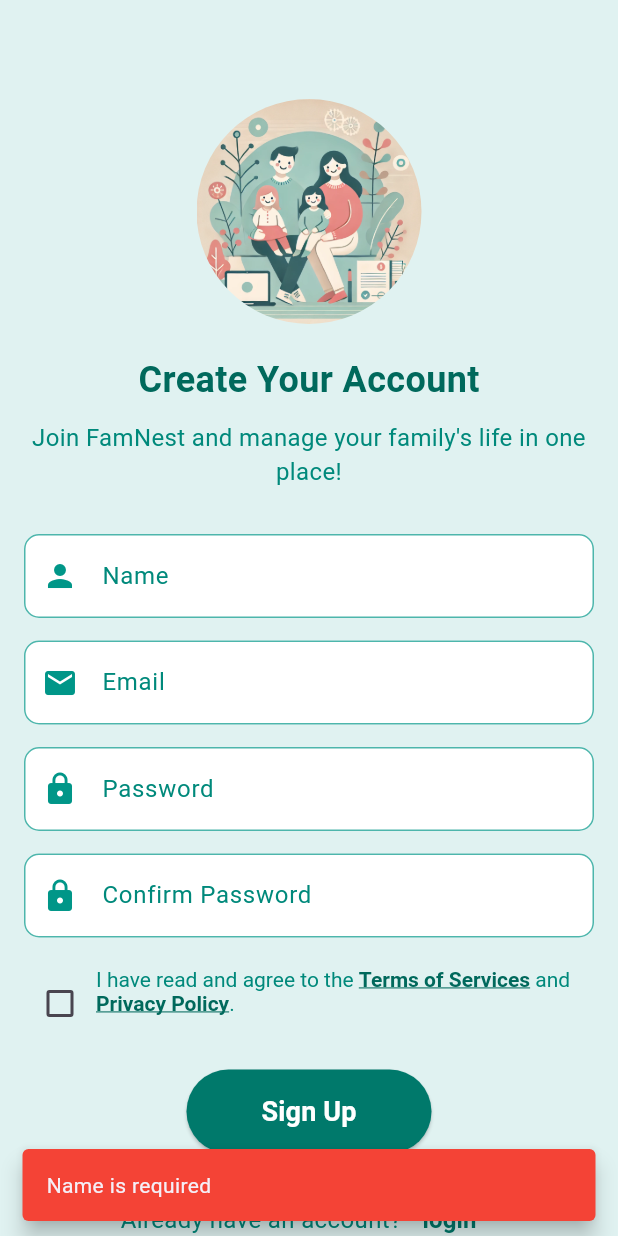
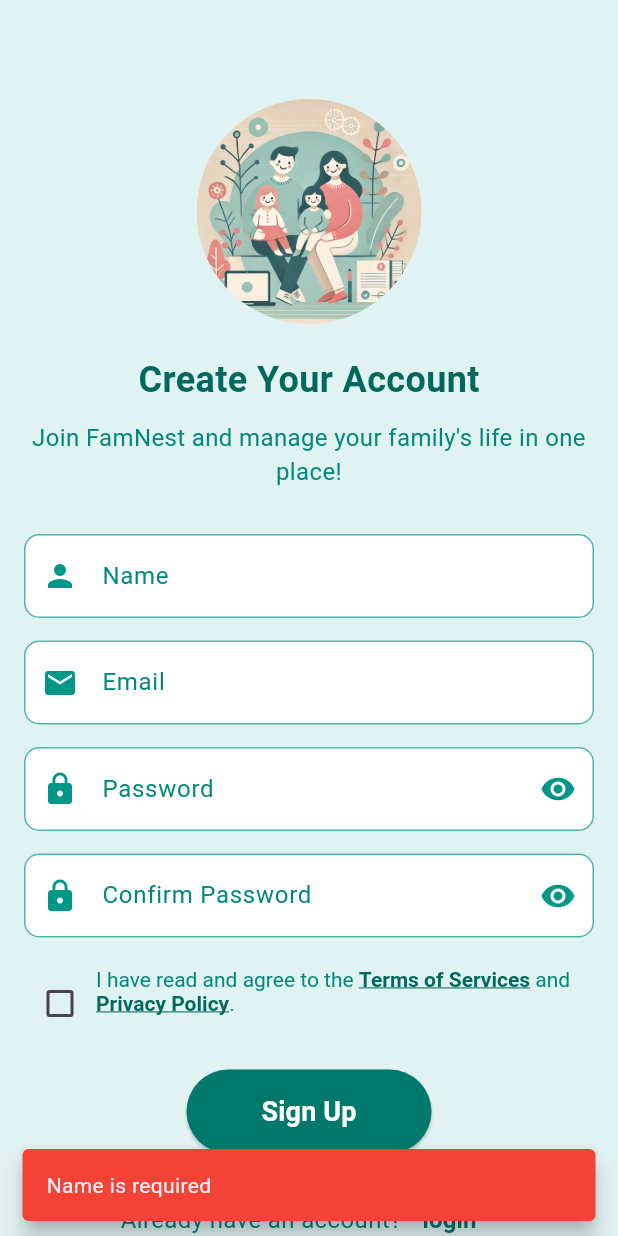
Before and after one commit to shahriarkabir280/Labratory, a Flutter app: the signupScreen screen opened directly, after a tap on "Sign Up", on a phone screen of 412 x 824 dp. Run offline on Flutter 3.47's test engine with Material 3 defaults, Android fonts, the phone set to English and light mode, and no system bars; our stand-ins replace file_picker, syncfusion_flutter_calendar.

Commit message:
updated signup page

```diff
--- a/testapp/lib/authentications/signupScreen.dart
+++ b/testapp/lib/authentications/signupScreen.dart
@@ -3,6 +3,8 @@
 import 'package:testapp/authentications/validator.dart'; // Import the validators.dart file
 import 'package:testapp/authentications/termsofServicesandPrivacyPolicy.dart';
 import 'package:testapp/authentications/loginScreen.dart';
+import 'package:testapp/backend_connections/FASTAPI.dart';
+final FASTAPIhere FastAPIonthego = FASTAPIhere();
 
 class signupScreen extends StatefulWidget {
   @override
@@ -14,8 +16,38 @@
   final _emailController = TextEditingController();
   final _passwordController = TextEditingController();
   final _confirmPasswordController = TextEditingController();
-
+  // fastapi ke msg pathacchi
+  // Future<void> sendDataTofastAPI(String email, String pass) async {
+  //   final String url = 'http://10.0.2.2:8000/save-input/'; // default android emu url diye connect hocchi
+  //
+  //   final response = await http.post(
+  //     Uri.parse(url),
+  //     headers: {'Content-Type': 'application/json'},
+  //     body: json.encode({"email": email, "password":pass}),
+  //   );
+  //
+  //   if (response.statusCode == 200) {
+  //     final responseData = json.decode(response.body);
+  //
+  //     // Show message from the response
+  //     if(responseData['message']=="Successfully Registered")
+  //     {ScaffoldMessenger.of(context).showSnackBar(
+  //       SnackBar(content: Text(responseData['message']),backgroundColor: Colors.lightGreen),
+  //     );}
+  //     else {
+  //       ScaffoldMessenger.of(context).showSnackBar(
+  //         SnackBar(content: Text(responseData['message']),backgroundColor: Colors.redAccent),
+  //       );
+  //     }
+  //   } else {
+  //     ScaffoldMessenger.of(context).showSnackBar(
+  //       SnackBar(content: Text('Failed to save data')),
+  //     );
+  //   }
+  // }
   bool _isChecked = false;
+  bool _isPasswordVisible = false;
+  bool _isConfirmPasswordVisible = false;
 
   @override
   Widget build(BuildContext context) {
@@ -69,14 +101,14 @@
                 icon: Icons.email,
               ),
               const SizedBox(height: 15),
-              _buildTextField(
+              _buildTextField1(
                 controller: _passwordController,
                 label: "Password",
                 icon: Icons.lock,
                 isPassword: true,
               ),
               const SizedBox(height: 15),
-              _buildTextField(
+              _buildTextField2(
                 controller: _confirmPasswordController,
                 label: "Confirm Password",
                 icon: Icons.lock,
@@ -146,6 +178,7 @@
                     _passwordController.text,
                     _confirmPasswordController.text,
                   );
+                  final inputText = _nameController.text;
 
                   if(nothavingName!=null){
                     Validators.showSnackBar(context, nothavingName);
@@ -172,8 +205,17 @@
                     return;
                   }
 
-                  // If all validations pass
-                  Validators.showSnackBar(context, "Sign-Up Successful!", backgroundColor: Colors.green);
+                  if (_emailController.text.isNotEmpty) {
+                    FastAPIonthego.user_register(context,_nameController.text, _emailController.text , _passwordController.text);// Send the input text to the FastAPI backend
+                    } else {
+                    ScaffoldMessenger.of(context).showSnackBar(
+                      SnackBar(content: Text('Please enter Username')),
+                    );
+                  }
+
+                  //all ok
+                  // Validators.showSnackBar(context, "Successfully registered", backgroundColor: Colors.lightGreen);
+
                 },
                 style: ElevatedButton.styleFrom(
                   backgroundColor: Colors.teal[700],
@@ -242,6 +284,89 @@
           borderSide: BorderSide(color: Colors.teal[300]!),
           borderRadius: BorderRadius.circular(10),
         ),
+
+      ),
+    );
+  }
+
+  // helper widget for password text field
+  Widget _buildTextField1({
+    required TextEditingController controller,
+    required String label,
+    required IconData icon,
+    bool isPassword = false,
+  }) {
+    return TextField(
+      controller: controller,
+      obscureText: isPassword ? !_isPasswordVisible : false,
+      decoration: InputDecoration(
+        prefixIcon: Icon(icon, color: Colors.teal),
+        labelText: label,
+        labelStyle: TextStyle(color: Colors.teal[600]),
+        filled: true,
+        fillColor: Colors.white,
+        focusedBorder: OutlineInputBorder(
+          borderSide: BorderSide(color: Colors.teal[700]!),
+          borderRadius: BorderRadius.circular(10),
+        ),
+        enabledBorder: OutlineInputBorder(
+          borderSide: BorderSide(color: Colors.teal[300]!),
+          borderRadius: BorderRadius.circular(10),
+        ),
+        suffixIcon: isPassword
+            ? IconButton(
+          icon: Icon(
+            _isPasswordVisible ? Icons.visibility_off : Icons.visibility,
+            color: Colors.teal,
+          ),
+          onPressed: () {
+            setState(() {
+              _isPasswordVisible = !_isPasswordVisible;
+            });
+          },
+        )
+            : null,
+      ),
+    );
+  }
+
+  //helper text field for confirm password field
+  Widget _buildTextField2({
+    required TextEditingController controller,
+    required String label,
+    required IconData icon,
+    bool isPassword = false,
+  }) {
+    return TextField(
+      controller: controller,
+      obscureText: isPassword ? !_isConfirmPasswordVisible : false,
+      decoration: InputDecoration(
+        prefixIcon: Icon(icon, color: Colors.teal),
+        labelText: label,
+        labelStyle: TextStyle(color: Colors.teal[600]),
+        filled: true,
+        fillColor: Colors.white,
+        focusedBorder: OutlineInputBorder(
+          borderSide: BorderSide(color: Colors.teal[700]!),
+          borderRadius: BorderRadius.circular(10),
+        ),
+        enabledBorder: OutlineInputBorder(
+          borderSide: BorderSide(color: Colors.teal[300]!),
+          borderRadius: BorderRadius.circular(10),
+        ),
+        suffixIcon: isPassword
+            ? IconButton(
+          icon: Icon(
+            _isConfirmPasswordVisible ? Icons.visibility_off : Icons.visibility,
+            color: Colors.teal,
+          ),
+          onPressed: () {
+            setState(() {
+              _isConfirmPasswordVisible = !_isConfirmPasswordVisible;
+            });
+          },
+        )
+            : null,
       ),
     );
   }
```
